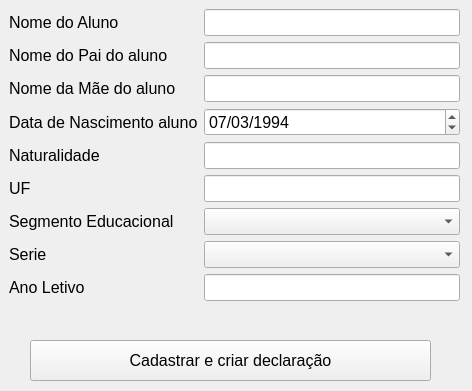
This is GeradorDeDocumentos/view/cadastro.ui in andersonferreira1277/Exerc-cios-de-P1-e-LP1 as Qt 5 draws it before an edit. The edited form follows.
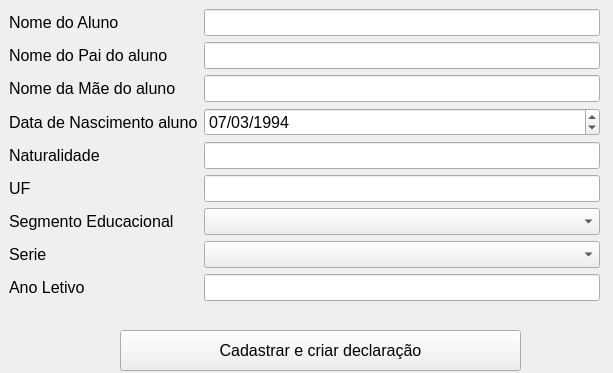
This is the edited form.

```diff
--- a/GeradorDeDocumentos/view/cadastro.ui
+++ b/GeradorDeDocumentos/view/cadastro.ui
@@ -6,8 +6,8 @@
    <rect>
     <x>0</x>
     <y>0</y>
-    <width>472</width>
-    <height>391</height>
+    <width>613</width>
+    <height>373</height>
    </rect>
   </property>
   <property name="windowTitle">
@@ -18,8 +18,8 @@
     <rect>
      <x>9</x>
      <y>9</y>
-     <width>451</width>
-     <height>350</height>
+     <width>591</width>
+     <height>311</height>
     </rect>
    </property>
    <property name="font">
@@ -255,8 +255,8 @@
   <widget class="QPushButton" name="cadastrarButton">
    <property name="geometry">
     <rect>
-     <x>30</x>
-     <y>340</y>
+     <x>120</x>
+     <y>330</y>
      <width>401</width>
      <height>41</height>
     </rect>
```
